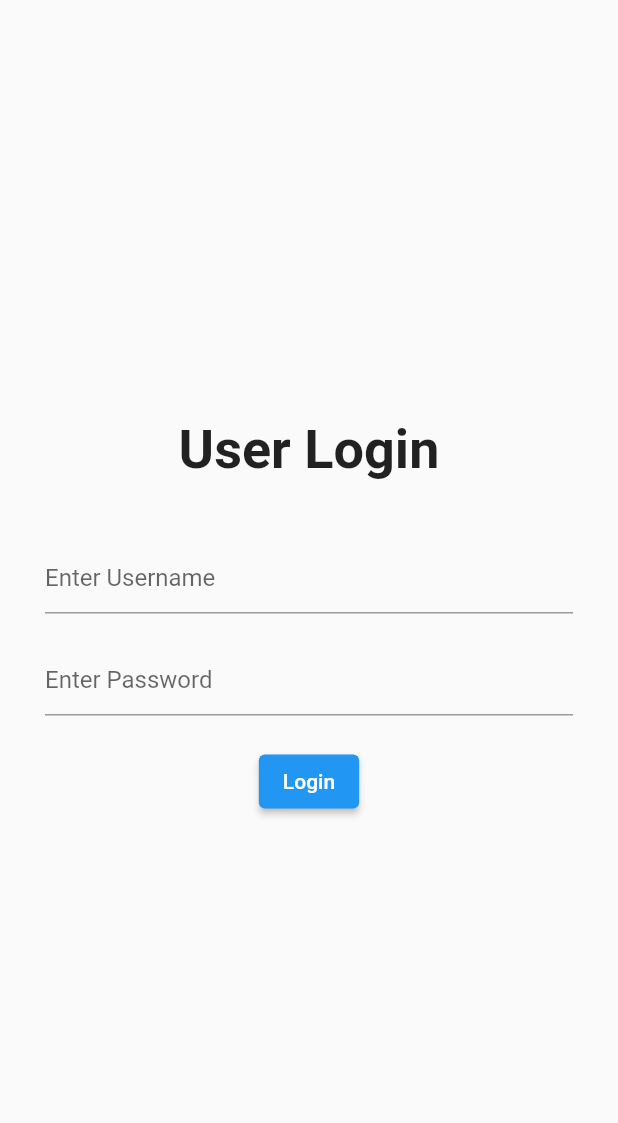
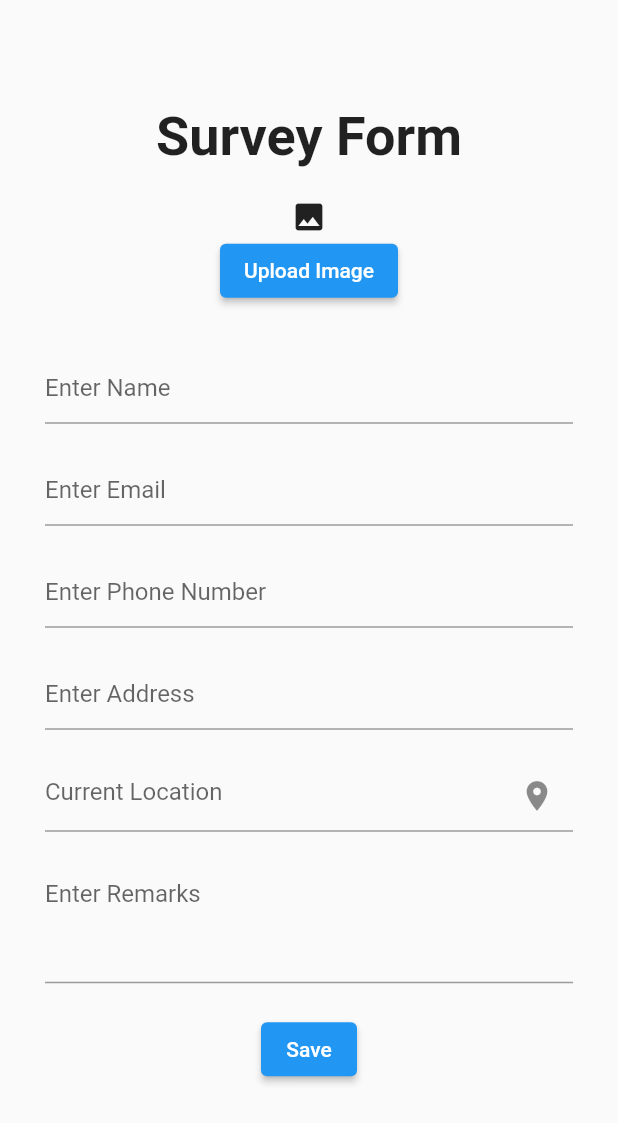
Before and after one commit to awais2075/flutter_survey_app, a Flutter app: the screen it shows after launch, on a phone screen of 412 x 824 dp. Shown: the top 1123 px of the screen. Run offline on Flutter 3.47's test engine with Material 2 defaults, Android fonts, the phone set to English and light mode, and no system bars; our stand-ins replace email_validator, geolocator, image_picker, sqflite; missing offline and left inert: dart:ffi, libphonenumber; accounts and stored records are empty.

Commit message:
survey_page: added with input validation [except phone number format] with getCurrentLocation and takePhotoFromCamera

```diff
--- /dev/null
+++ b/lib/helpers/database_helper.dart
@@ -0,0 +1,65 @@
+import 'dart:async';
+import 'dart:io';
+import 'package:path/path.dart';
+import 'package:path_provider/path_provider.dart';
+import 'package:sqflite/sqflite.dart';
+
+class DatabaseHelper {
+  static final String _dbName = 'survey.db';
+  static final int _dbVersion = 1;
+  static final String _dbTableName = 'tb_location';
+
+  static final colLocationId = 'location_id';
+  static final colLocationName = 'location_name';
+  static final colLocationAddress = 'location_address';
+
+  DatabaseHelper._privateConstructor();
+
+  static final DatabaseHelper instance = DatabaseHelper._privateConstructor();
+
+  static Database _database;
+
+  Future<Database> get database async {
+    if (_database != null) {
+      return _database;
+    }
+    _database = await _initDatabase();
+    return _database;
+  }
+
+  _initDatabase() async {
+    Directory directory = await getApplicationDocumentsDirectory();
+    String dbPath = join(directory.path, _dbName);
+
+    return await openDatabase(dbPath,version: _dbVersion, onCreate: _onCreate);
+  }
+
+  FutureOr<void> _onCreate(Database db, int version) {
+    String sqlQuery = '''
+          CREATE TABLE $_dbTableName (
+            survey_id INTEGER PRIMARY KEY,
+            name TEXT NOT NULL,
+            email TEXT NOT NULL,
+            phone_number TEXT NOT NULL,
+            address TEXT NOT NULL,
+            location TEXT NOT NULL,
+            remarks TEXT NOT NULL,
+            latitude TEXT NOT NULL,
+            longitude TEXT NOT NULL
+          )
+          ''';
+    db.execute(sqlQuery);
+  }
+
+  Future<int> insert(Map<String, dynamic> value) async {
+    Database database = await instance.database;
+    return database.insert(_dbTableName, value);
+  }
+
+  Future<List<Map<String,dynamic>>> getAllRows() async {
+    Database database = await instance.database;
+    return await database.query(_dbTableName);
+  }
+
+
+}
--- a/lib/main.dart
+++ b/lib/main.dart
@@ -1,5 +1,10 @@
+
+import 'dart:io';
+
 import 'package:flutter/material.dart';
 import 'package:flutter_survey_app/pages/login_page.dart';
+import 'package:flutter_survey_app/pages/survey_page.dart';
+import 'package:image_picker/image_picker.dart';
 
 void main() {
   runApp(MyApp());
@@ -23,93 +28,51 @@ class MyApp extends StatelessWidget {
         // is not restarted.
         primarySwatch: Colors.blue,
       ),
-      home: LoginPage(),
+      home: SurveyPage(),
       // home: MyHomePage(title: 'Flutter Demo Home Page'),
     );
   }
 }
 
+
+
 class MyHomePage extends StatefulWidget {
-  MyHomePage({Key key, this.title}) : super(key: key);
-
-  // This widget is the home page of your application. It is stateful, meaning
-  // that it has a State object (defined below) that contains fields that affect
-  // how it looks.
-
-  // This class is the configuration for the state. It holds the values (in this
-  // case the title) provided by the parent (in this case the App widget) and
-  // used by the build method of the State. Fields in a Widget subclass are
-  // always marked "final".
-
-  final String title;
-
   @override
   _MyHomePageState createState() => _MyHomePageState();
 }
 
 class _MyHomePageState extends State<MyHomePage> {
-  int _counter = 0;
+  File _image;
+  final picker = ImagePicker();
 
-  void _incrementCounter() {
+  Future getImage() async {
+    final pickedFile = await picker.getImage(source: ImageSource.camera);
+
     setState(() {
-      // This call to setState tells the Flutter framework that something has
-      // changed in this State, which causes it to rerun the build method below
-      // so that the display can reflect the updated values. If we changed
-      // _counter without calling setState(), then the build method would not be
-      // called again, and so nothing would appear to happen.
-      _counter++;
+      if (pickedFile != null) {
+        _image = File(pickedFile.path);
+      } else {
+        print('No image selected.');
+      }
     });
   }
 
   @override
   Widget build(BuildContext context) {
-    // This method is rerun every time setState is called, for instance as done
-    // by the _incrementCounter method above.
-    //
-    // The Flutter framework has been optimized to make rerunning build methods
-    // fast, so that you can just rebuild anything that needs updating rather
-    // than having to individually change instances of widgets.
     return Scaffold(
       appBar: AppBar(
-        // Here we take the value from the MyHomePage object that was created by
-        // the App.build method, and use it to set our appbar title.
-        title: Text(widget.title),
+        title: Text('Image Picker Example'),
       ),
       body: Center(
-        // Center is a layout widget. It takes a single child and positions it
-        // in the middle of the parent.
-        child: Column(
-          // Column is also a layout widget. It takes a list of children and
-          // arranges them vertically. By default, it sizes itself to fit its
-          // children horizontally, and tries to be as tall as its parent.
-          //
-          // Invoke "debug painting" (press "p" in the console, choose the
-          // "Toggle Debug Paint" action from the Flutter Inspector in Android
-          // Studio, or the "Toggle Debug Paint" command in Visual Studio Code)
-          // to see the wireframe for each widget.
-          //
-          // Column has various properties to control how it sizes itself and
-          // how it positions its children. Here we use mainAxisAlignment to
-          // center the children vertically; the main axis here is the vertical
-          // axis because Columns are vertical (the cross axis would be
-          // horizontal).
-          mainAxisAlignment: MainAxisAlignment.center,
-          children: <Widget>[
-            Text(
-              'You have pushed the button this many times:',
-            ),
-            Text(
-              '$_counter',
-              style: Theme.of(context).textTheme.headline4,
-            ),
-          ],
-        ),
+        child: _image == null
+            ? Text('No image selected.')
+            : Image.file(_image),
       ),
       floatingActionButton: FloatingActionButton(
-        onPressed: _incrementCounter,
-        tooltip: 'Increment',
-        child: Icon(Icons.add),
-      ), // This trailing comma makes auto-formatting nicer for build methods.
+        onPressed: getImage,
+        tooltip: 'Pick Image',
+        child: Icon(Icons.add_a_photo),
+      ),
     );
   }
 }
--- /dev/null
+++ b/lib/models/survey.dart
@@ -0,0 +1,41 @@
+import 'dart:ffi';
+
+class Survey {
+  String name;
+  String email;
+  String phoneNumber;
+  String address;
+  String location;
+  String remarks;
+  String latitude;
+  String longitude;
+
+  Survey({this.name, this.email, this.phoneNumber, this.address,
+      this.location, this.remarks, this.latitude, this.longitude});
+
+
+
+  Map<String, dynamic> toMap() {
+    return {
+      'name': name,
+      'email': email,
+      'phone_number': phoneNumber,
+      'address': address,
+      'location': location,
+      'remarks': remarks,
+      'latitude': latitude,
+      'longitude': longitude
+    };
+  }
+
+  factory Survey.fromMap(Map<String, dynamic> value) => Survey(
+    name:value['name'],
+    email:value['email'],
+    phoneNumber:value['phone_number'],
+    address:value['address'],
+    location:value['location'],
+    remarks:value['remarks'],
+    latitude:value['latitude'],
+    longitude:value['longitude']
+  );
+}
--- /dev/null
+++ b/lib/pages/survey_page.dart
@@ -0,0 +1,292 @@
+import 'dart:io';
+
+import 'package:email_validator/email_validator.dart';
+import 'package:flutter/material.dart';
+import 'package:flutter_survey_app/helpers/database_helper.dart';
+import 'package:flutter_survey_app/models/survey.dart';
+import 'package:geolocator/geolocator.dart';
+import 'package:image_picker/image_picker.dart';
+import 'package:libphonenumber/libphonenumber.dart';
+
+class SurveyPage extends StatefulWidget {
+  @override
+  _SurveyPageState createState() => _SurveyPageState();
+}
+
+class _SurveyPageState extends State<SurveyPage> {
+  final TextEditingController _nameController = TextEditingController();
+  final TextEditingController _emailController = TextEditingController();
+  final TextEditingController _phoneNumberController = TextEditingController();
+  final TextEditingController _addressController = TextEditingController();
+  final TextEditingController _remarksController = TextEditingController();
+  final TextEditingController _locationController = TextEditingController();
+
+  final GlobalKey<FormState> _formKey = GlobalKey<FormState>();
+  final GlobalKey<ScaffoldState> _scaffoldKey = GlobalKey<ScaffoldState>();
+
+  final DatabaseHelper _databaseHelper = DatabaseHelper.instance;
+  File _imageFile;
+  final _imagePicker = ImagePicker();
+  double _latitude;
+  double _longitude;
+
+  @override
+  Widget build(BuildContext context) {
+    return Scaffold(
+      key: _scaffoldKey,
+      body: Center(
+        child: SingleChildScrollView(
+          child: Column(
+            mainAxisAlignment: MainAxisAlignment.center,
+            children: [
+              _headingWidget(),
+              _spacingWidget(vertical: 20),
+              _locationImageWidget(),
+              _uploadImageWidget(),
+              Form(
+                  key: _formKey,
+                  child: Padding(
+                    padding: const EdgeInsets.all(30.0),
+                    child: Column(
+                      mainAxisAlignment: MainAxisAlignment.center,
+                      children: [
+                        _nameWidget(),
+                        _spacingWidget(vertical: 20),
+                        _emailWidget(),
+                        _spacingWidget(vertical: 20),
+                        _phoneNumberWidget(),
+                        _spacingWidget(vertical: 20),
+                        _addressWidget(),
+                        _spacingWidget(vertical: 20),
+                        _locationWidget(),
+                        _spacingWidget(vertical: 20),
+                        _remarksWidget(),
+                        _spacingWidget(vertical: 20),
+                        _saveWidget()
+                      ],
+                    ),
+                  ))
+            ],
+          ),
+        ),
+      ),
+    );
+  }
+
+  Text _headingWidget() {
+    return Text(
+      'Survey Form',
+      style: TextStyle(fontWeight: FontWeight.bold, fontSize: 36),
+    );
+  }
+
+  _spacingWidget({double horizontal, double vertical}) {
+    return SizedBox(width: horizontal, height: vertical);
+  }
+
+  TextFormField _nameWidget() {
+    return TextFormField(
+      controller: _nameController,
+      validator: (String name) => _validateName(name),
+      textInputAction: TextInputAction.next,
+      onEditingComplete: () => FocusScope.of(context).nextFocus(),
+      decoration: InputDecoration(hintText: 'Enter Name'),
+    );
+  }
+
+  TextFormField _emailWidget() {
+    return TextFormField(
+      controller: _emailController,
+      validator: (String email) => _validateEmail(email),
+      keyboardType: TextInputType.emailAddress,
+      textInputAction: TextInputAction.next,
+      onEditingComplete: () => FocusScope.of(context).nextFocus(),
+      decoration: InputDecoration(hintText: 'Enter Email'),
+    );
+  }
+
+  TextFormField _phoneNumberWidget() {
+    return TextFormField(
+      controller: _phoneNumberController,
+      validator: (String phoneNumber) => _validatePhoneNumber(phoneNumber),
+      keyboardType: TextInputType.phone,
+      textInputAction: TextInputAction.next,
+      onEditingComplete: () => FocusScope.of(context).nextFocus(),
+      decoration: InputDecoration(hintText: 'Enter Phone Number'),
+    );
+  }
+
+  TextFormField _addressWidget() {
+    return TextFormField(
+      controller: _addressController,
+      validator: (String address) => _validateAddress(address),
+      keyboardType: TextInputType.text,
+      textInputAction: TextInputAction.next,
+      onEditingComplete: () => FocusScope.of(context).nextFocus(),
+      decoration: InputDecoration(hintText: 'Enter Address'),
+    );
+  }
+
+  TextFormField _locationWidget() {
+    return TextFormField(
+      controller: _locationController,
+      // validator: (_) => _validateLocation(_locationController.text as Position),
+      readOnly: true,
+      decoration: InputDecoration(
+          hintText: 'Current Location',
+          suffixIcon: IconButton(
+              onPressed: () => _getCurrentLocation(),
+              icon: Icon(Icons.location_on))),
+    );
+  }
+
+  TextFormField _remarksWidget() {
+    return TextFormField(
+      controller: _remarksController,
+      maxLines: 3,
+      validator: (String remarks) => _validateRemarks(remarks),
+      keyboardType: TextInputType.text,
+      textInputAction: TextInputAction.done,
+      onEditingComplete: () => FocusScope.of(context).unfocus(),
+      decoration: InputDecoration(hintText: 'Enter Remarks'),
+    );
+  }
+
+  dynamic _locationImageWidget() {
+    return (_imageFile == null)
+        ? Icon(Icons.photo)
+        : Image.file(
+            _imageFile,
+            width: 100,
+            height: 100,
+          );
+    return Image(
+        width: 150, height: 100, image: AssetImage('images/background.jpg'));
+  }
+
+  ElevatedButton _saveWidget() {
+    return ElevatedButton(onPressed: () => _save(), child: Text('Save'));
+  }
+
+  String _validateName(String name) {
+    return name.isEmpty ? 'Invalid Name' : null;
+  }
+
+  String _validateEmail(String email) {
+    return !EmailValidator.validate(email) ? 'Invalid Email' : null;
+  }
+
+  bool isValidEmail(String email) {
+    String expressionString =
+        r'^(([^<>()[\]\\.,;:\s@\"]+(\.[^<>()[\]\\.,;:\s@\"]+)*)|(\".+\"))@((\[[0-9]{1,3}\.[0-9]{1,3}\.[0-9]{1,3}\.[0-9]{1,3}\])|(([a-zA-Z\-0-9]+\.)+[a-zA-Z]{2,}))$';
+
+    RegExp regExp = new RegExp(expressionString);
+
+    return regExp.hasMatch(email);
+  }
+
+  String _validatePhoneNumber(String phoneNumber) {
+    return phoneNumber.isEmpty ? 'Invalid Phone Number' : null;
+
+    String validArgument;
+    PhoneNumberUtil.isValidPhoneNumber(phoneNumber: phoneNumber, isoCode: 'US')
+        .then((isValid) => {
+              if (!isValid) {validArgument = 'Invalid PhoneNumber'}
+            });
+    return validArgument;
+  }
+
+  String _validateAddress(String address) {
+    return address.isEmpty ? 'Invalid Address' : null;
+  }
+
+  String _validateRemarks(String remarks) {
+    return remarks.length < 100 ? 'Minimum 100 characters' : null;
+  }
+
+  void _getCurrentLocation() async {
+    await Geolocator.getCurrentPosition()
+        .then((Position position) => {
+              setState(() {
+                _locationController.text = "$position";
+                _latitude = position.latitude;
+                _longitude = position.longitude;
+              })
+            })
+        .catchError((onError) => {
+              setState(() {
+                Position position = Position(latitude: 0, longitude: 0);
+                _locationController.text = "$position";
+                _latitude = position.latitude;
+                _longitude = position.longitude;
+              })
+            });
+  }
+
+  _validateLocation(Position position) {
+    return position == null ? 'Invalid Location' : null;
+  }
+
+  bool _isValidInput() {
+    return _formKey.currentState.validate();
+  }
+
+  void _save() {
+    if (_isValidInput()) {
+      Survey survey = Survey(
+          name: _nameController.text,
+          email: _emailController.text,
+          phoneNumber: _phoneNumberController.text,
+          address: _addressController.text,
+          location: _imageFile.path,
+          remarks: _remarksController.text,
+          latitude: _latitude.toString(),
+          longitude: _longitude.toString());
+
+      Map<String, dynamic> row = survey.toMap();
+
+      _insertData(row);
+    }
+  }
+
+  void _showSnackBar(String message) {
+    _scaffoldKey.currentState.showSnackBar(SnackBar(content: Text(message)));
+  }
+
+  Future _takeImageFromCamera() async {
+    final pickedFile = await _imagePicker.getImage(source: ImageSource.camera);
+
+    setState(() {
+      if (pickedFile != null) {
+        _imageFile = File(pickedFile.path);
+      } else {
+        print('No image selected.');
+      }
+    });
+  }
+
+  ElevatedButton _uploadImageWidget() {
+    return ElevatedButton(
+        onPressed: () => _takeImageFromCamera(), child: Text('Upload Image'));
+  }
+
+  void _insertData(Map<String, dynamic> row) async {
+    _databaseHelper
+        .insert(row)
+        .then((value) =>
+            value != -1 ? _showSnackBar("Survey Added Successfully") : null)
+        .catchError((error) => _showSnackBar(error.message));
+  }
+
+ /* void _getAllSurveys() async {
+    List<Survey> surveys = [];
+    _databaseHelper.getAllRows().then((rows) => {
+          for (var index = 0; index < rows.length; index++)
+            {
+              surveys.add(Survey.fromMap(rows[index])),
+              print(surveys[index].phoneNumber)
+
+            }
+        });
+  }*/
+}
```
Also changed, not shown: pubspec.yaml (+31 -3 lines), images/background.jpg (added), pubspec.lock, 2 other files.
